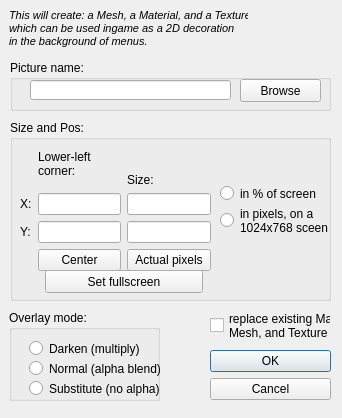
This is askNewUiPictureDialog.ui in Swyter/openbrf-redux as Qt 5 draws it before an edit. The edited form follows.
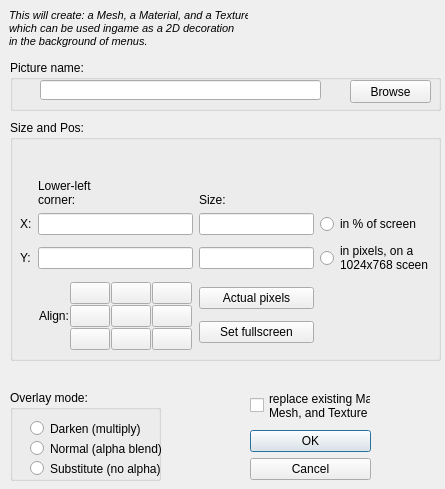
This is the edited form.

```diff
--- a/askNewUiPictureDialog.ui
+++ b/askNewUiPictureDialog.ui
@@ -6,8 +6,8 @@
    <rect>
     <x>0</x>
     <y>0</y>
-    <width>342</width>
-    <height>418</height>
+    <width>445</width>
+    <height>489</height>
    </rect>
   </property>
   <property name="windowTitle">
@@ -16,8 +16,8 @@
   <widget class="QDialogButtonBox" name="buttonBox">
    <property name="geometry">
     <rect>
-     <x>210</x>
-     <y>350</y>
+     <x>250</x>
+     <y>430</y>
      <width>121</width>
      <height>51</height>
     </rect>
@@ -53,8 +53,8 @@
     <rect>
      <x>10</x>
      <y>120</y>
-     <width>321</width>
-     <height>181</height>
+     <width>431</width>
+     <height>241</height>
     </rect>
    </property>
    <property name="title">
@@ -65,38 +65,38 @@
      <rect>
       <x>10</x>
       <y>20</y>
-      <width>191</width>
-      <height>131</height>
+      <width>414</width>
+      <height>211</height>
      </rect>
     </property>
     <layout class="QGridLayout" name="gridLayout_2">
-     <item row="1" column="0">
+     <item row="2" column="0">
       <widget class="QLabel" name="label">
        <property name="text">
         <string>X:</string>
        </property>
       </widget>
      </item>
-     <item row="2" column="0">
+     <item row="3" column="0">
       <widget class="QLabel" name="label_2">
        <property name="text">
         <string>Y:</string>
        </property>
       </widget>
      </item>
-     <item row="1" column="1">
-      <widget class="QLineEdit" name="posX"/>
-     </item>
      <item row="2" column="1">
+      <widget class="QLineEdit" name="posX"/>
+     </item>
+     <item row="3" column="1">
       <widget class="QLineEdit" name="posY"/>
      </item>
-     <item row="1" column="2">
+     <item row="2" column="3">
       <widget class="QLineEdit" name="sizeX"/>
      </item>
-     <item row="2" column="2">
+     <item row="3" column="3">
       <widget class="QLineEdit" name="sizeY"/>
      </item>
-     <item row="0" column="2">
+     <item row="1" column="3">
       <widget class="QLabel" name="label_4">
        <property name="text">
         <string>Size:</string>
@@ -106,69 +106,241 @@
        </property>
       </widget>
      </item>
-     <item row="0" column="1">
+     <item row="1" column="1">
       <widget class="QLabel" name="label_3">
        <property name="text">
         <string>Lower-left
 corner: </string>
        </property>
-      </widget>
-     </item>
-     <item row="3" column="2">
-      <widget class="QPushButton" name="setActualPixels">
-       <property name="text">
-        <string>Actual pixels</string>
+       <property name="alignment">
+        <set>Qt::AlignBottom|Qt::AlignLeading|Qt::AlignLeft</set>
        </property>
       </widget>
      </item>
-     <item row="3" column="1">
-      <widget class="QPushButton" name="setCenter">
+     <item row="2" column="4">
+      <widget class="QRadioButton" name="measurePerc">
        <property name="text">
-        <string>Center</string>
+        <string>in % of screen</string>
        </property>
       </widget>
      </item>
-    </layout>
-   </widget>
-   <widget class="QRadioButton" name="measurePixel">
-    <property name="geometry">
-     <rect>
-      <x>210</x>
-      <y>85</y>
-      <width>111</width>
-      <height>31</height>
-     </rect>
-    </property>
-    <property name="text">
-     <string>in pixels, on a
+     <item row="3" column="4">
+      <widget class="QRadioButton" name="measurePixel">
+       <property name="text">
+        <string>in pixels, on a
 1024x768 sceen</string>
-    </property>
-   </widget>
-   <widget class="QRadioButton" name="measurePerc">
-    <property name="geometry">
-     <rect>
-      <x>210</x>
-      <y>65</y>
-      <width>111</width>
-      <height>17</height>
-     </rect>
-    </property>
-    <property name="text">
-     <string>in % of screen</string>
-    </property>
-   </widget>
-   <widget class="QPushButton" name="setFullScreen">
-    <property name="geometry">
-     <rect>
-      <x>35</x>
-      <y>150</y>
-      <width>158</width>
-      <height>23</height>
-     </rect>
-    </property>
-    <property name="text">
-     <string>Set fullscreen</string>
-    </property>
+       </property>
+      </widget>
+     </item>
+     <item row="6" column="1">
+      <widget class="QWidget" name="widget_2" native="true">
+       <property name="sizePolicy">
+        <sizepolicy hsizetype="Fixed" vsizetype="Minimum">
+         <horstretch>0</horstretch>
+         <verstretch>0</verstretch>
+        </sizepolicy>
+       </property>
+       <layout class="QGridLayout" name="gridLayout">
+        <property name="margin">
+         <number>1</number>
+        </property>
+        <property name="spacing">
+         <number>1</number>
+        </property>
+        <item row="0" column="1">
+         <widget class="QPushButton" name="pushButton_NW">
+          <property name="sizePolicy">
+           <sizepolicy hsizetype="Minimum" vsizetype="Minimum">
+            <horstretch>0</horstretch>
+            <verstretch>0</verstretch>
+           </sizepolicy>
+          </property>
+          <property name="text">
+           <string/>
+          </property>
+         </widget>
+        </item>
+        <item row="0" column="2">
+         <widget class="QPushButton" name="pushButton_N">
+          <property name="sizePolicy">
+           <sizepolicy hsizetype="Minimum" vsizetype="Minimum">
+            <horstretch>0</horstretch>
+            <verstretch>0</verstretch>
+           </sizepolicy>
+          </property>
+          <property name="minimumSize">
+           <size>
+            <width>5</width>
+            <height>5</height>
+           </size>
+          </property>
+          <property name="text">
+           <string/>
+          </property>
+         </widget>
+        </item>
+        <item row="1" column="2">
+         <widget class="QPushButton" name="pushButton_C">
+          <property name="sizePolicy">
+           <sizepolicy hsizetype="Minimum" vsizetype="Minimum">
+            <horstretch>0</horstretch>
+            <verstretch>0</verstretch>
+           </sizepolicy>
+          </property>
+          <property name="minimumSize">
+           <size>
+            <width>5</width>
+            <height>5</height>
+           </size>
+          </property>
+          <property name="text">
+           <string/>
+          </property>
+         </widget>
+        </item>
+        <item row="2" column="1">
+         <widget class="QPushButton" name="pushButton_SW">
+          <property name="sizePolicy">
+           <sizepolicy hsizetype="Minimum" vsizetype="Minimum">
+            <horstretch>0</horstretch>
+            <verstretch>0</verstretch>
+           </sizepolicy>
+          </property>
+          <property name="minimumSize">
+           <size>
+            <width>5</width>
+            <height>5</height>
+           </size>
+          </property>
+          <property name="text">
+           <string/>
+          </property>
+         </widget>
+        </item>
+        <item row="2" column="2">
+         <widget class="QPushButton" name="pushButton_S">
+          <property name="sizePolicy">
+           <sizepolicy hsizetype="Minimum" vsizetype="Minimum">
+            <horstretch>0</horstretch>
+            <verstretch>0</verstretch>
+           </sizepolicy>
+          </property>
+          <property name="minimumSize">
+           <size>
+            <width>5</width>
+            <height>5</height>
+           </size>
+          </property>
+          <property name="text">
+           <string/>
+          </property>
+         </widget>
+        </item>
+        <item row="0" column="3">
+         <widget class="QPushButton" name="pushButton_NE">
+          <property name="sizePolicy">
+           <sizepolicy hsizetype="Minimum" vsizetype="Minimum">
+            <horstretch>0</horstretch>
+            <verstretch>0</verstretch>
+           </sizepolicy>
+          </property>
+          <property name="minimumSize">
+           <size>
+            <width>5</width>
+            <height>5</height>
+           </size>
+          </property>
+          <property name="text">
+           <string/>
+          </property>
+         </widget>
+        </item>
+        <item row="1" column="3">
+         <widget class="QPushButton" name="pushButton_E">
+          <property name="sizePolicy">
+           <sizepolicy hsizetype="Minimum" vsizetype="Minimum">
+            <horstretch>0</horstretch>
+            <verstretch>0</verstretch>
+           </sizepolicy>
+          </property>
+          <property name="minimumSize">
+           <size>
+            <width>5</width>
+            <height>5</height>
+           </size>
+          </property>
+          <property name="text">
+           <string/>
+          </property>
+         </widget>
+        </item>
+        <item row="2" column="3">
+         <widget class="QPushButton" name="pushButton_SE">
+          <property name="sizePolicy">
+           <sizepolicy hsizetype="Minimum" vsizetype="Minimum">
+            <horstretch>0</horstretch>
+            <verstretch>0</verstretch>
+           </sizepolicy>
+          </property>
+          <property name="minimumSize">
+           <size>
+            <width>5</width>
+            <height>5</height>
+           </size>
+          </property>
+          <property name="text">
+           <string/>
+          </property>
+         </widget>
+        </item>
+        <item row="1" column="1">
+         <widget class="QPushButton" name="pushButton_W">
+          <property name="sizePolicy">
+           <sizepolicy hsizetype="Minimum" vsizetype="Minimum">
+            <horstretch>0</horstretch>
+            <verstretch>0</verstretch>
+           </sizepolicy>
+          </property>
+          <property name="minimumSize">
+           <size>
+            <width>5</width>
+            <height>5</height>
+           </size>
+          </property>
+          <property name="text">
+           <string/>
+          </property>
+         </widget>
+        </item>
+        <item row="1" column="0">
+         <widget class="QLabel" name="label_6">
+          <property name="text">
+           <string>Align:</string>
+          </property>
+         </widget>
+        </item>
+       </layout>
+      </widget>
+     </item>
+     <item row="6" column="3">
+      <layout class="QVBoxLayout" name="verticalLayout">
+       <item>
+        <widget class="QPushButton" name="setActualPixels">
+         <property name="text">
+          <string>Actual pixels</string>
+         </property>
+        </widget>
+       </item>
+       <item>
+        <widget class="QPushButton" name="setFullScreen">
+         <property name="text">
+          <string>Set fullscreen</string>
+         </property>
+        </widget>
+       </item>
+      </layout>
+     </item>
+    </layout>
    </widget>
   </widget>
   <widget class="QGroupBox" name="groupBox_2">
@@ -176,7 +348,7 @@
     <rect>
      <x>10</x>
      <y>60</y>
-     <width>321</width>
+     <width>431</width>
      <height>51</height>
     </rect>
    </property>
@@ -186,8 +358,8 @@
    <widget class="QPushButton" name="browse">
     <property name="geometry">
      <rect>
-      <x>230</x>
-      <y>19</y>
+      <x>340</x>
+      <y>20</y>
       <width>81</width>
       <height>23</height>
      </rect>
@@ -199,9 +371,9 @@
    <widget class="QLineEdit" name="NameBox">
     <property name="geometry">
      <rect>
-      <x>20</x>
+      <x>30</x>
       <y>20</y>
-      <width>201</width>
+      <width>281</width>
       <height>20</height>
      </rect>
     </property>
@@ -210,8 +382,8 @@
   <widget class="QGroupBox" name="groupBox_3">
    <property name="geometry">
     <rect>
-     <x>9</x>
-     <y>310</y>
+     <x>10</x>
+     <y>390</y>
      <width>151</width>
      <height>91</height>
     </rect>
@@ -262,8 +434,8 @@
   <widget class="QCheckBox" name="replaceOpt">
    <property name="geometry">
     <rect>
-     <x>210</x>
-     <y>310</y>
+     <x>250</x>
+     <y>390</y>
      <width>121</width>
      <height>31</height>
     </rect>
```
